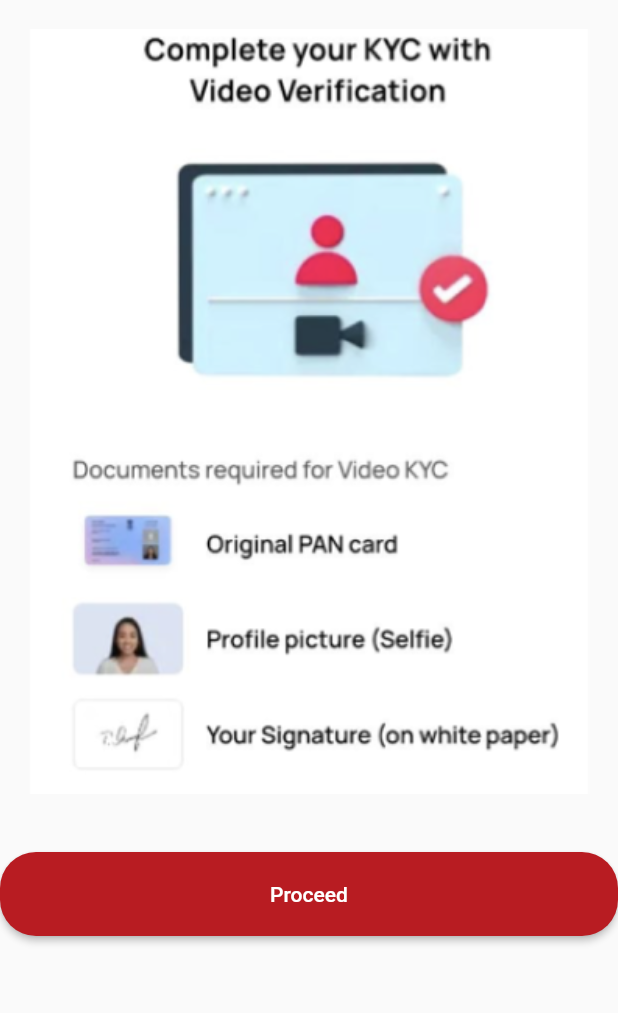
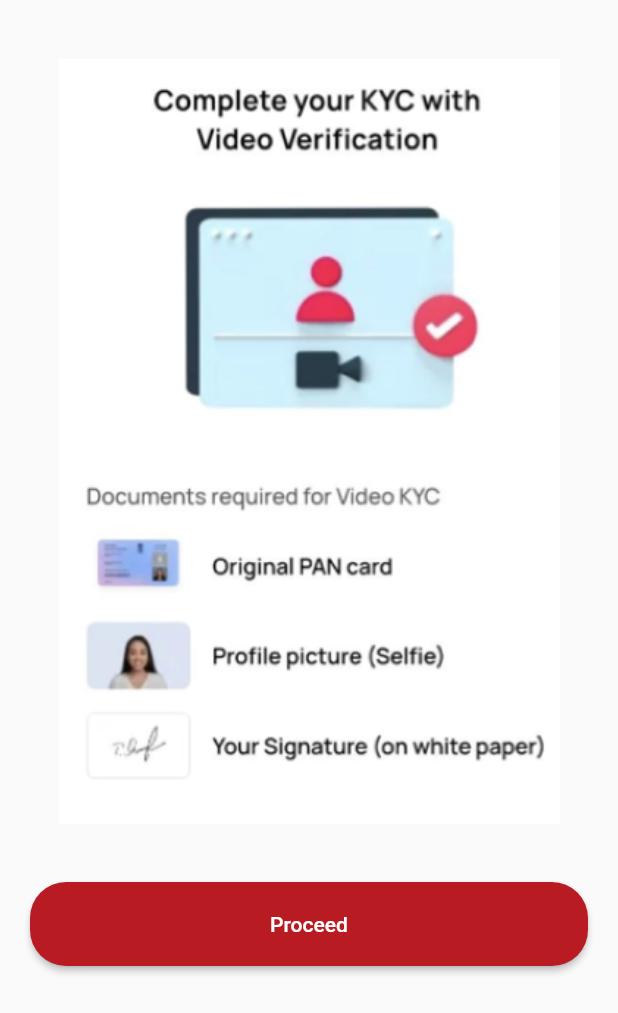
Before and after one commit to vaibhav7779/yesdemo, a Flutter app: the KYC screen opened directly, after a tap on "Proceed", on a phone screen of 412 x 824 dp. Shown: the top 1013 px of the screen. Run offline on Flutter 3.47's test engine with Material 2 defaults, Android fonts, the phone set to English and light mode, and no system bars; our stand-ins replace cloud_firestore, firebase_auth, firebase_core; accounts and stored records are empty.

Commit message:
Recommended button design changes

```diff
--- a/lib/pages/common/kyc.dart
+++ b/lib/pages/common/kyc.dart
@@ -1,5 +1,4 @@
 import 'package:flutter/material.dart';
-import 'package:sar/pages/common/adharConfirmation.dart';
 import 'package:sar/pages/common/videoKyc.dart';
 
 enum ProductType { Gold, Silver, Dimond, Blank }
@@ -23,10 +22,7 @@ class _KYCState extends State<KYC> {
           icon: const Icon(Icons.arrow_back_ios, color: Colors.white),
           onPressed: () => Navigator.of(context).pop(),
         ),
-        actions: const <Widget>[
-          // Icon(Icons.question_mark_rounded),
-          SizedBox(width: 15)
-        ],
+        actions: const <Widget>[SizedBox(width: 15)],
       ),
       body: SingleChildScrollView(
         child: Padding(
@@ -53,68 +49,60 @@ class _KYCState extends State<KYC> {
               ),
               Card(
                 shape: RoundedRectangleBorder(
-                  borderRadius: BorderRadius.circular(15.0),
+                  borderRadius: BorderRadius.circular(20.0),
                 ),
                 elevation: 5,
                 child: Padding(
-                  padding: const EdgeInsets.all(12),
+                  padding: const EdgeInsets.only(left: 12, top: 0),
                   child: Column(
-                    mainAxisAlignment: MainAxisAlignment.start,
-                    crossAxisAlignment: CrossAxisAlignment.start,
                     children: [
-                      Row(
-                        children: [
-                          Expanded(
-                            child: RadioListTile<ProductType>(
+                      const Align(
+                        alignment: Alignment.topRight,
+                        child: Chip(
+                          shape: RoundedRectangleBorder(
+                              borderRadius: BorderRadius.only(
+                            topRight: Radius.circular(20),
+                            bottomLeft: Radius.circular(20),
+                          )),
+                          backgroundColor: Color(0xFFB81C22),
+                          labelStyle: TextStyle(color: Colors.white),
+                          label: Text('Recommended'),
+                        ),
+                      ),
+                      RadioListTile<ProductType>(
                         contentPadding: const EdgeInsets.all(0.0),
-                              shape: RoundedRectangleBorder(
-                                  borderRadius: BorderRadius.circular(5.0)),
                         value: ProductType.Gold,
                         groupValue: _productType,
-                              title: const Row(
+                        dense: true,
+                        title: const Column(
                             crossAxisAlignment: CrossAxisAlignment.start,
                             children: [
                               Text(
-                                    'Video KYC ',
+                                'Video KYC',
                                 style: TextStyle(
-                                        fontSize: 14,
-                                        fontWeight: FontWeight.bold),
-                                  ),
-                                  const Padding(
-                                    padding: EdgeInsets.only(left: 60.0),
-                                    child: Align(
-                                      alignment: Alignment.topLeft,
-                                      child: Chip(
-                                        backgroundColor: Color(0xFFB81C22),
-                                        labelStyle:
-                                            TextStyle(color: Colors.white),
-                                        label: Text('Recommended'),
-                                      ),
-                                    ),
+                                    fontSize: 14, fontWeight: FontWeight.bold),
                               ),
                               SizedBox(
                                 height: 12,
                               ),
-                                ],
+                              Padding(
+                                padding: EdgeInsets.only(bottom: 12.0),
+                                child: Text(
+                                  'Fast and paperless KYC verification',
+                                  style: TextStyle(
+                                      fontSize: 12,
+                                      fontWeight: FontWeight.w400),
                                 ),
-                              dense: true,
+                              ),
+                            ]),
                         onChanged: (value) {
                           setState(() {
                             _productType = value;
                           });
                         },
                       ),
-                          ),
-                        ],
-                      ),
-                      Padding(
-                        padding: const EdgeInsets.only(left: 50.0),
-                        child: Text(
-                          'Fast and paperless KYC verification',
-                          style: TextStyle(
-                              fontSize: 12, fontWeight: FontWeight.w400),
-                        ),
-                      ),
+
+                      // ),
                     ],
                   ),
                 ),
@@ -122,7 +110,7 @@ class _KYCState extends State<KYC> {
               const SizedBox(height: 12),
               Card(
                 shape: RoundedRectangleBorder(
-                  borderRadius: BorderRadius.circular(15.0),
+                  borderRadius: BorderRadius.circular(20.0),
                 ),
                 elevation: 5,
                 child: Padding(
@@ -177,7 +165,7 @@ class _KYCState extends State<KYC> {
                   ),
                 ),
               ),
-              SizedBox(
+              const SizedBox(
                 height: 30,
               ),
               Align(
--- a/lib/pages/common/videoKyc.dart
+++ b/lib/pages/common/videoKyc.dart
@@ -13,6 +13,8 @@ class _VideoKYCState extends State<VideoKYC> {
   Widget build(BuildContext context) {
     return Scaffold(
         body: SingleChildScrollView(
+      child: Padding(
+        padding: const EdgeInsets.all(20.0),
         child: Column(children: [
           Padding(
             padding: const EdgeInsets.all(1.0),
@@ -57,6 +59,7 @@ class _VideoKYCState extends State<VideoKYC> {
             ),
           )
         ]),
+      ),
     ));
   }
 }
```
Lines whose indentation alone changed are shown as unchanged.
